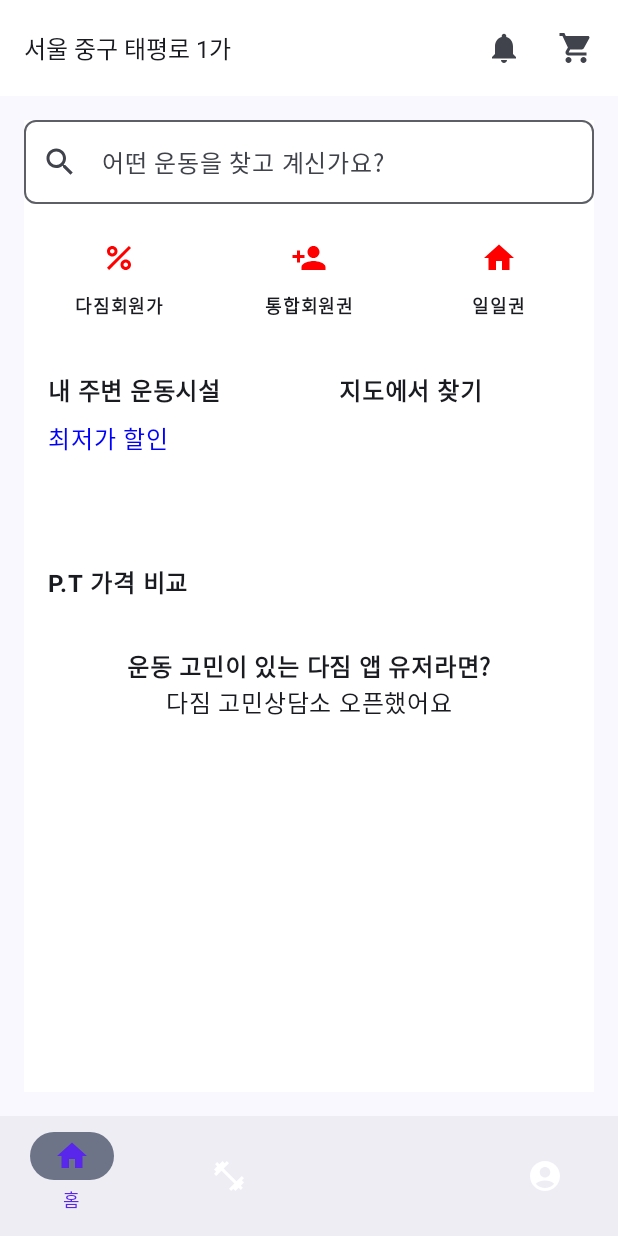
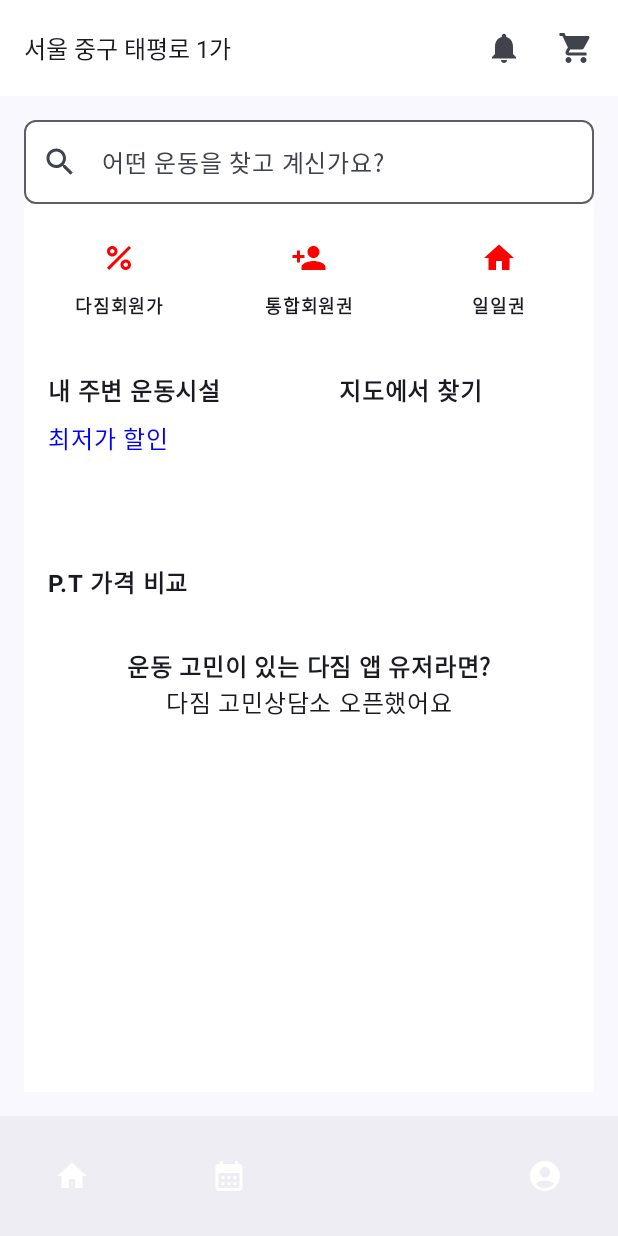
Before and after one commit to HWANGHEEWSUNG/GroupWare, an Android app built with Jetpack Compose: the MainScreen screen opened through its navigation route, on a phone screen of 412 x 824 dp. Run offline under Robolectric (Android 15) with nearby library versions, the phone set to English and light mode, and no system bars.

Commit message:
ManagerLogin후 mainscreen변경

```diff
--- a/app/src/main/java/com/example/groupware/MainActivity.kt
+++ b/app/src/main/java/com/example/groupware/MainActivity.kt
@@ -12,6 +12,7 @@ import androidx.compose.foundation.layout.fillMaxSize
 import androidx.compose.foundation.layout.padding
 import androidx.compose.material.icons.Icons
 import androidx.compose.material.icons.filled.AccountCircle
+import androidx.compose.material.icons.filled.CalendarMonth
 import androidx.compose.material.icons.filled.Favorite
 import androidx.compose.material.icons.filled.FitnessCenter
 import androidx.compose.material.icons.filled.Home
@@ -34,7 +35,6 @@ import androidx.navigation.compose.currentBackStackEntryAsState
 import androidx.navigation.compose.rememberNavController
 import com.example.groupware.entryScreen.EntryScreen
 import com.example.groupware.entryScreen.TheVeryFirstScreen
-import com.example.groupware.favoriteScreen.FavoriteScreen
 import com.example.groupware.graphScreen.GraphScreen
 import com.example.groupware.gymScreen.GymScreen
 import com.example.groupware.loginScreen.LoginScreen
@@ -44,6 +44,7 @@ import com.example.groupware.mainScreen.MainScreen
 import com.example.groupware.managerScreen.ManagerScreen
 import com.example.groupware.gymScreen.GymInfoScreen
 import com.example.groupware.loginScreen.ManagerLoginScreen
+import com.example.groupware.managerScreen.MainManagerScreen
 import com.example.groupware.profileScreen.GymProfileScreen
 import com.example.groupware.profileScreen.ProfileScreen
 import com.example.groupware.profileScreen.UserProfileScreen
@@ -80,7 +81,6 @@ fun AppContent(modifier: Modifier = Modifier) {
                 composable("profileScreen") { ProfileScreen(navController) }
                 composable("gymScreen") { GymScreen(navController) }
                 composable("gyminfoScreen") { GymInfoScreen(navController) }
-                composable("favoriteScreen") { FavoriteScreen(navController) }
                 composable("loginScreen") { LoginScreen(navController) }
                 composable("managerloginScreen") { ManagerLoginScreen(navController) }
                 composable("registerScreen") { RegisterScreen(navController) }
@@ -89,8 +89,8 @@ fun AppContent(modifier: Modifier = Modifier) {
                 composable("entryScreen") { TheVeryFirstScreen(navController) }
                 composable("ManreScreen") { ManreScreen(navController) }
                 composable("gymprofileScreen") { GymProfileScreen(navController) }
-               composable("graphScreen") { GraphScreen(navController) }
-
+                composable("graphScreen") { GraphScreen(navController) }
+                composable("mainManagerScreen") { MainManagerScreen(navController) }
 
 
             }
@@ -117,8 +117,8 @@ fun AppContent(modifier: Modifier = Modifier) {
 @Composable
 fun BottomNavigationBar(navController: NavHostController) {
     val items = listOf(
-        BottomNavItem("홈", "mainScreen"),
-        BottomNavItem("운동시설", "gymScreen"),
+        BottomNavItem("홈", "gymScreen"),
+        BottomNavItem("달력", "managerScreen"),
         BottomNavItem("찜", "profileScreen"),
         BottomNavItem("마이다짐", "userprofileScreen"),
     )
@@ -145,8 +145,8 @@ fun BottomNavigationBar(navController: NavHostController) {
                 },
                 icon = {
                     val icon = when (item.route) {
-                        "mainScreen" -> Icons.Filled.Home
-                        "gymScreen" -> Icons.Filled.FitnessCenter
+                        "gymScreen" -> Icons.Filled.Home
+                        "managerScreen" -> Icons.Filled.CalendarMonth
                         "favoriteScreen" -> Icons.Filled.Favorite // GMobiledata 아이콘 대신 ShowChart 사용
                         "userprofileScreen" -> Icons.Filled.AccountCircle
                         else -> null
--- a/app/src/main/java/com/example/groupware/gymScreen/FilterScreen.kt
+++ b/app/src/main/java/com/example/groupware/gymScreen/FilterScreen.kt
@@ -253,7 +253,7 @@ fun FilterPriceDialog(onDismiss: () -> Unit, onPriceSelected: (String) -> Unit)
                         modifier = Modifier.fillMaxWidth(),
                         horizontalArrangement = Arrangement.SpaceEvenly
                     ) {
-                        listOf("1개월", "3개월", "6개월", "12개월").forEach { period ->
+                        listOf("1개월", "3개월", "6개월").forEach { period ->
                             Row {
                                 RadioButton(
                                     selected = selectedPeriod == period,
--- a/app/src/main/java/com/example/groupware/loginScreen/ManagerLoginScreen.kt
+++ b/app/src/main/java/com/example/groupware/loginScreen/ManagerLoginScreen.kt
@@ -110,7 +110,7 @@ fun ManagerLoginScreen(navController: NavController) {
         }
 
         Button(
-            onClick = { navController.navigate("profileScreen")},
+            onClick = { navController.navigate("MainManagerScreen")},
             modifier = Modifier
                 .fillMaxWidth()
                 .padding(vertical = 8.dp)
@@ -127,7 +127,7 @@ fun ManagerLoginScreen(navController: NavController) {
             Text(text = "비밀번호 찾기", color = Color.Gray)
             Spacer(modifier = Modifier.width(16.dp))
             Button(
-                onClick = {navController.navigate("ManregisterScreen")},
+                onClick = {navController.navigate("MainManagerScreen")},
                 modifier = Modifier
                     .fillMaxWidth()
                     .padding(vertical = 8.dp)
```
Also changed, not shown: app/src/main/java/com/example/groupware/favoriteScreen/FavoriteScreen.kt (deleted, +0 -18 lines), app/src/main/java/com/example/groupware/managerScreen/MainManagerScreen.kt (+5 -22 lines).
